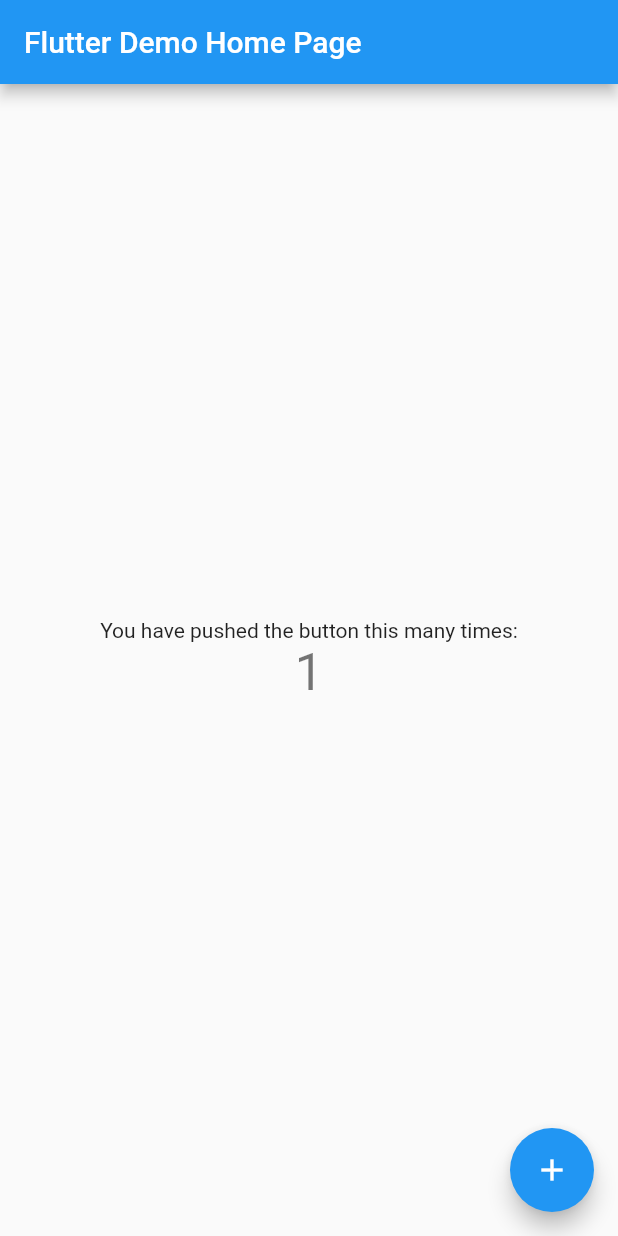
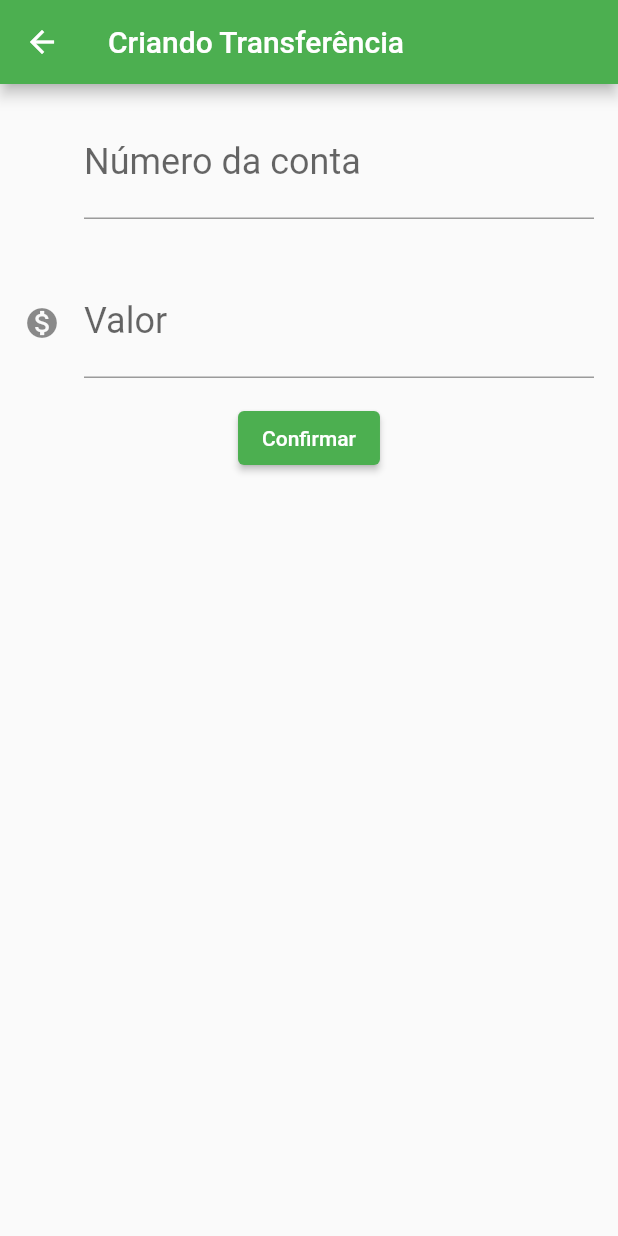
Before and after one commit to angelcomp/ByteBankAlura, a Flutter app: the screen it shows after launch, after a tap on the "add" icon, on a phone screen of 412 x 824 dp. Run offline on Flutter 3.47's test engine with Material 2 defaults, Android fonts, the phone set to English and light mode, and no system bars.

Commit message:
app transferencias alura

```diff
--- /dev/null
+++ b/lib/components/editor.dart
@@ -0,0 +1,33 @@
+import 'package:flutter/cupertino.dart';
+import 'package:flutter/material.dart';
+
+class Editor extends StatelessWidget {
+  final TextEditingController controlador;
+  final String label;
+  final String hint;
+  final IconData? icone;
+
+  Editor({
+    required this.controlador,
+    required this.label,
+    required this.hint,
+    this.icone,
+  });
+
+  @override
+  Widget build(BuildContext context) {
+    return Padding(
+      padding: EdgeInsets.all(16.0),
+      child: TextField(
+        controller: controlador,
+        style: TextStyle(fontSize: 24.0),
+        decoration: InputDecoration(
+          icon: Icon(icone),
+          labelText: label,
+          hintText: hint,
+        ),
+        keyboardType: TextInputType.number,
+      ),
+    );
+  }
+}
--- a/lib/main.dart
+++ b/lib/main.dart
@@ -1,115 +1,29 @@
+import 'package:bytebankalura/screens/lista_transferencia.dart';
 import 'package:flutter/material.dart';
+import 'package:flutter/widgets.dart';
 
-void main() {
-  runApp(const MyApp());
-}
+import 'models/transferencia.dart';
 
-class MyApp extends StatelessWidget {
-  const MyApp({Key? key}) : super(key: key);
+void main() => runApp(ByteBankApp());
 
-  // This widget is the root of your application.
+class ByteBankApp extends StatelessWidget {
+  const ByteBankApp({Key? key}) : super(key: key);
+
   @override
   Widget build(BuildContext context) {
     return MaterialApp(
-      title: 'Flutter Demo',
       theme: ThemeData(
-        // This is the theme of your application.
-        //
-        // Try running your application with "flutter run". You'll see the
-        // application has a blue toolbar. Then, without quitting the app, try
-        // changing the primarySwatch below to Colors.green and then invoke
-        // "hot reload" (press "r" in the console where you ran "flutter run",
-        // or simply save your changes to "hot reload" in a Flutter IDE).
-        // Notice that the counter didn't reset back to zero; the application
-        // is not restarted.
-        primarySwatch: Colors.blue,
+        colorScheme: ColorScheme.fromSwatch(
+          primarySwatch: Colors.green,
+        ).copyWith(
+          secondary: Colors.blueAccent[700],
+        ),
+        buttonTheme: ButtonThemeData(
+            buttonColor: Colors.blueAccent[700],
+            textTheme: ButtonTextTheme.primary
+        ),
       ),
-      home: const MyHomePage(title: 'Flutter Demo Home Page'),
+        home: ListaTransferencias(),
     );
   }
 }
-
-class MyHomePage extends StatefulWidget {
-  const MyHomePage({Key? key, required this.title}) : super(key: key);
-
-  // This widget is the home page of your application. It is stateful, meaning
-  // that it has a State object (defined below) that contains fields that affect
-  // how it looks.
-
-  // This class is the configuration for the state. It holds the values (in this
-  // case the title) provided by the parent (in this case the App widget) and
-  // used by the build method of the State. Fields in a Widget subclass are
-  // always marked "final".
-
-  final String title;
-
-  @override
-  State<MyHomePage> createState() => _MyHomePageState();
-}
-
-class _MyHomePageState extends State<MyHomePage> {
-  int _counter = 0;
-
-  void _incrementCounter() {
-    setState(() {
-      // This call to setState tells the Flutter framework that something has
-      // changed in this State, which causes it to rerun the build method below
-      // so that the display can reflect the updated values. If we changed
-      // _counter without calling setState(), then the build method would not be
-      // called again, and so nothing would appear to happen.
-      _counter++;
-    });
-  }
-
-  @override
-  Widget build(BuildContext context) {
-    // This method is rerun every time setState is called, for instance as done
-    // by the _incrementCounter method above.
-    //
-    // The Flutter framework has been optimized to make rerunning build methods
-    // fast, so that you can just rebuild anything that needs updating rather
-    // than having to individually change instances of widgets.
-    return Scaffold(
-      appBar: AppBar(
-        // Here we take the value from the MyHomePage object that was created by
-        // the App.build method, and use it to set our appbar title.
-        title: Text(widget.title),
-      ),
-      body: Center(
-        // Center is a layout widget. It takes a single child and positions it
-        // in the middle of the parent.
-        child: Column(
-          // Column is also a layout widget. It takes a list of children and
-          // arranges them vertically. By default, it sizes itself to fit its
-          // children horizontally, and tries to be as tall as its parent.
-          //
-          // Invoke "debug painting" (press "p" in the console, choose the
-          // "Toggle Debug Paint" action from the Flutter Inspector in Android
-          // Studio, or the "Toggle Debug Paint" command in Visual Studio Code)
-          // to see the wireframe for each widget.
-          //
-          // Column has various properties to control how it sizes itself and
-          // how it positions its children. Here we use mainAxisAlignment to
-          // center the children vertically; the main axis here is the vertical
-          // axis because Columns are vertical (the cross axis would be
-          // horizontal).
-          mainAxisAlignment: MainAxisAlignment.center,
-          children: <Widget>[
-            const Text(
-              'You have pushed the button this many times:',
-            ),
-            Text(
-              '$_counter',
-              style: Theme.of(context).textTheme.headline4,
-            ),
-          ],
-        ),
-      ),
-      floatingActionButton: FloatingActionButton(
-        onPressed: _incrementCounter,
-        tooltip: 'Increment',
-        child: const Icon(Icons.add),
-      ), // This trailing comma makes auto-formatting nicer for build methods.
-    );
-  }
-}
--- /dev/null
+++ b/lib/models/transferencia.dart
@@ -0,0 +1,14 @@
+class Transferencia {
+  final double valor;
+  final int numConta;
+
+  Transferencia(
+    this.valor,
+    this.numConta,
+  );
+
+  @override
+  String toString() {
+    return 'Transferencia{valor: $valor, numConta: $numConta}';
+  }
+}
--- /dev/null
+++ b/lib/screens/formulario_transferencia.dart
@@ -0,0 +1,63 @@
+
+import 'package:bytebankalura/components/editor.dart';
+import 'package:bytebankalura/models/transferencia.dart';
+import 'package:flutter/cupertino.dart';
+import 'package:flutter/material.dart';
+
+const _tituloAppBar = 'Criando Transferência';
+const _rotuloCampoValor = 'Valor';
+const _dicaCampoValor = '0.00';
+const _rotuloCampoNumConta = 'Número da conta';
+const _dicaCampoNumConta = '0000';
+const _confirmar = 'Confirmar';
+
+
+class FormularioTransferencia extends StatefulWidget {
+  @override
+  State<StatefulWidget> createState() {
+    return FormularioTransferenciaState();
+  }
+}
+
+class FormularioTransferenciaState extends State<FormularioTransferencia> {
+
+  final TextEditingController _controladorNumConta = TextEditingController();
+  final TextEditingController _controladorValor = TextEditingController();
+
+  @override
+  Widget build(BuildContext context) {
+    return Scaffold(
+      appBar: AppBar(
+        title: Text(_tituloAppBar),
+      ),
+      body: SingleChildScrollView(
+        child: Column(children: [
+          Editor(
+              controlador: _controladorNumConta,
+              label: _rotuloCampoNumConta,
+              hint: _dicaCampoNumConta),
+          Editor(
+            controlador: _controladorValor,
+            label: _rotuloCampoValor,
+            hint: _dicaCampoValor,
+            icone: Icons.monetization_on,
+          ),
+          ElevatedButton(
+            onPressed: () => _criaTransferencia(context),
+            child: Text(_confirmar),
+          )
+        ]),
+      ),
+    );
+  }
+
+  void _criaTransferencia(BuildContext context) {
+    final int? conta = int.tryParse(_controladorNumConta.text);
+    final double? valor = double.tryParse(_controladorValor.text);
+
+    if (valor != null && conta != null) {
+      final Transferencia t = Transferencia(valor, conta);
+      Navigator.pop(context, t);
+    }
+  }
+}
--- /dev/null
+++ b/lib/screens/lista_transferencia.dart
@@ -0,0 +1,67 @@
+import 'package:bytebankalura/models/transferencia.dart';
+import 'package:flutter/cupertino.dart';
+import 'package:flutter/material.dart';
+import 'formulario_transferencia.dart';
+
+const _tituloAppBar = 'Transferências';
+
+class ListaTransferencias extends StatefulWidget {
+  final List<Transferencia?> _transferencias = [];
+
+  @override
+  State<StatefulWidget> createState() {
+    return ListaTransferenciaState();
+  }
+}
+
+class ListaTransferenciaState extends State<ListaTransferencias> {
+  @override
+  Widget build(BuildContext context) {
+    return Scaffold(
+      appBar: AppBar(
+        title: const Text(_tituloAppBar),
+      ),
+      body: ListView.builder(
+        itemCount: widget._transferencias.length,
+        itemBuilder: (context, indice) {
+          final t = widget._transferencias[indice];
+          return Itemtransferencia(t!);
+        },
+      ),
+      floatingActionButton: FloatingActionButton(
+        child: Icon(Icons.add),
+        onPressed: () {
+          final Future<Transferencia?> future =
+              Navigator.push(context, MaterialPageRoute(builder: (context) {
+            return FormularioTransferencia();
+          }));
+          future.then((transferenciaRecebida) {
+              if (transferenciaRecebida != null) {
+                setState(() {
+                  widget._transferencias.add(transferenciaRecebida);
+                });
+              }
+            },
+          );
+        },
+      ),
+    );
+  }
+}
+
+class Itemtransferencia extends StatelessWidget {
+  final Transferencia _transferencia;
+
+  Itemtransferencia(this._transferencia);
+
+  @override
+  Widget build(BuildContext context) {
+    return Card(
+      child: ListTile(
+        leading: Icon(Icons.monetization_on),
+        title: Text(_transferencia.valor.toString()),
+        subtitle: Text(_transferencia.numConta.toString()),
+      ),
+    );
+  }
+}
```
Also changed, not shown: 1 other file.
